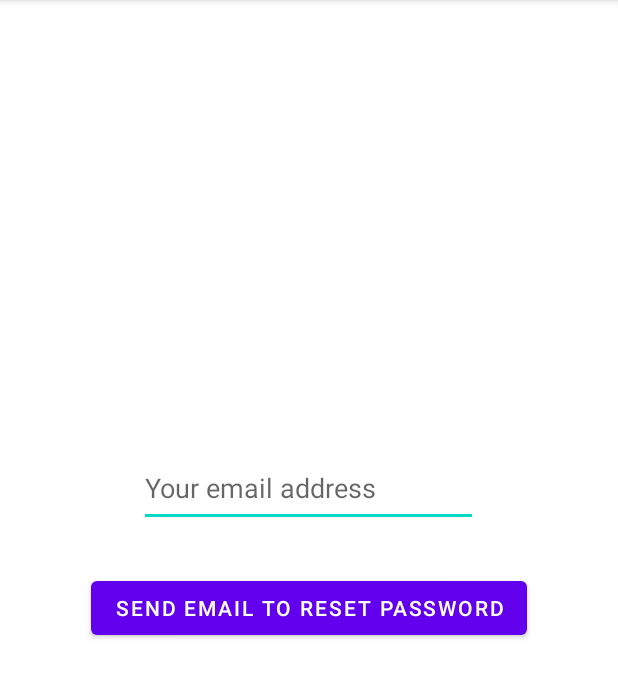
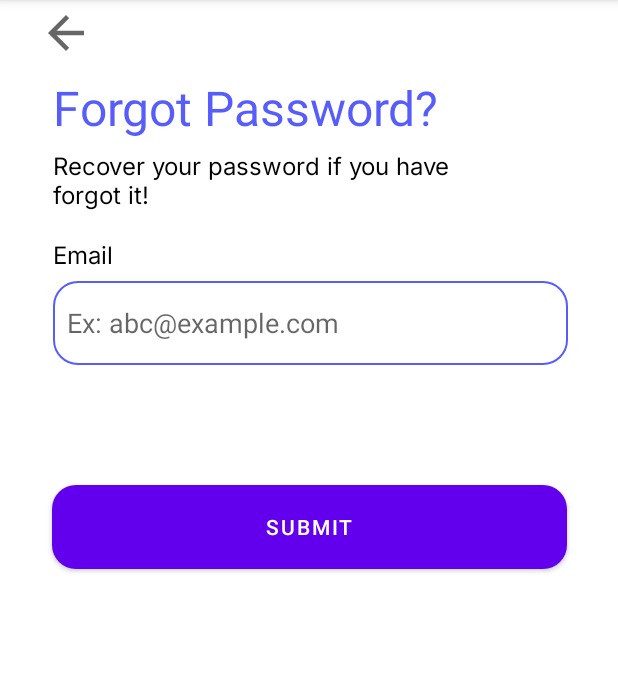
Before and after one commit to Allissson/INFS3605_Einvoice, an Android app: the ForgotPasswordActivity screen opened directly, with no data from a screen before it, on a phone screen of 412 x 824 dp, the part 84-782 px from its top. Run offline under Robolectric (Android 15) with nearby library versions, the phone set to English and light mode, and no system bars; our stand-ins replace Firebase (no records; nobody signed in at launch, a user with empty details on screens opened directly).

Commit message:
Forgot Password Update

```diff
--- a/app/src/main/res/layout/activity_forgot_password.xml
+++ b/app/src/main/res/layout/activity_forgot_password.xml
@@ -7,26 +7,79 @@
     android:background="#FFFFFF"
     tools:context=".ForgotPasswordActivity">
 
+    <Button
+        android:id="@+id/resetPassword"
+        android:layout_width="343dp"
+        android:layout_height="56dp"
+        android:layout_marginTop="80dp"
+        android:background="@drawable/round_button"
+        android:capitalize="none"
+        android:text="Submit"
+        android:textColorLink="#FFFFFF"
+        app:layout_constraintEnd_toEndOf="parent"
+        app:layout_constraintStart_toStartOf="parent"
+        app:layout_constraintTop_toBottomOf="@+id/forgot_email" />
+
     <EditText
         android:id="@+id/forgot_email"
-        android:layout_width="226dp"
-        android:layout_height="51dp"
-        android:layout_marginTop="300dp"
-        android:hint="Your email address"
-        app:layout_constraintEnd_toEndOf="parent"
-        app:layout_constraintHorizontal_bias="0.498"
+        android:layout_width="343dp"
+        android:layout_height="56dp"
+        android:layout_marginTop="5dp"
+        android:background="@drawable/login_border"
+        android:hint="  Ex: abc@example.com"
+        app:layout_constraintStart_toStartOf="@+id/textView15"
+        app:layout_constraintTop_toBottomOf="@+id/textView15" />
+
+    <TextView
+        android:id="@+id/textView15"
+        android:layout_width="40dp"
+        android:layout_height="24dp"
+        android:layout_marginTop="15dp"
+        android:fontFamily="@font/inter"
+        android:text="Email"
+        android:textColor="#000000"
+        android:textFontWeight="400"
+        android:textSize="16dp"
+        app:layout_constraintStart_toStartOf="@+id/textView14"
+        app:layout_constraintTop_toBottomOf="@+id/textView14" />
+
+    <TextView
+        android:id="@+id/textView14"
+        android:layout_width="286dp"
+        android:layout_height="44dp"
+        android:layout_marginTop="5dp"
+        android:fontFamily="@font/inter"
+        android:text="Recover your password if you have forgot it!"
+        android:textColor="#000000"
+        android:textFontWeight="400"
+        android:textSize="16dp"
+        app:layout_constraintStart_toStartOf="@+id/textView13"
+        app:layout_constraintTop_toBottomOf="@+id/textView13" />
+
+    <TextView
+        android:id="@+id/textView13"
+        android:layout_width="wrap_content"
+        android:layout_height="wrap_content"
+        android:layout_marginStart="35dp"
+        android:layout_marginLeft="35dp"
+        android:layout_marginTop="50dp"
+        android:text="Forgot Password?"
+        android:textColor="#575DFB"
+        android:textFontWeight="700"
+        android:textSize="32dp"
         app:layout_constraintStart_toStartOf="parent"
         app:layout_constraintTop_toTopOf="parent" />
 
-    <Button
-        android:id="@+id/resetPassword"
-        android:layout_width="wrap_content"
-        android:layout_height="wrap_content"
-        android:layout_marginTop="30dp"
-        android:text="Send Email to Reset Password"
-        app:layout_constraintEnd_toEndOf="parent"
+    <ImageView
+        android:id="@+id/returnImageView"
+        android:layout_width="48dp"
+        android:layout_height="36dp"
+        android:layout_marginStart="20dp"
+        android:layout_marginLeft="20dp"
+        android:layout_marginTop="4dp"
         app:layout_constraintStart_toStartOf="parent"
-        app:layout_constraintTop_toBottomOf="@+id/forgot_email" />
+        app:layout_constraintTop_toTopOf="parent"
+        app:srcCompat="@drawable/ic_baseline_arrow_back_24" />
 
     <ProgressBar
         android:id="@+id/forgot_progress"
--- a/app/src/main/res/layout/activity_register.xml
+++ b/app/src/main/res/layout/activity_register.xml
@@ -10,7 +10,7 @@
         android:id="@+id/textView12"
         android:layout_width="200dp"
         android:layout_height="24dp"
-        android:layout_marginTop="12dp"
+        android:layout_marginTop="15dp"
         android:fontFamily="@font/inter"
         android:text="Company Name"
         android:textColor="#000000"
@@ -25,7 +25,7 @@
         android:layout_height="56dp"
         android:layout_marginTop="5dp"
         android:background="@drawable/login_border"
-        android:hint="Ex: abc Co,.Ltd"
+        android:hint="  Ex: abc Co,.Ltd"
         app:layout_constraintStart_toStartOf="@+id/textView10"
         app:layout_constraintTop_toBottomOf="@+id/textView12" />
 
@@ -141,11 +141,8 @@
         android:layout_width="343dp"
         android:layout_height="56dp"
         android:layout_marginTop="5dp"
-        android:layout_marginEnd="32dp"
-        android:layout_marginRight="32dp"
         android:background="@drawable/login_border"
-        android:hint="●●●●●●"
-        app:layout_constraintEnd_toEndOf="parent"
+        android:hint="  ●●●●●●"
         app:layout_constraintStart_toStartOf="@+id/textView11"
         app:layout_constraintTop_toBottomOf="@+id/textView11" />
 
@@ -155,7 +152,7 @@
         android:layout_height="56dp"
         android:layout_marginTop="5dp"
         android:background="@drawable/login_border"
-        android:hint="Ex: Michael Jackson"
+        android:hint="  Ex: Michael Jackson"
         app:layout_constraintStart_toStartOf="@+id/textView9"
         app:layout_constraintTop_toBottomOf="@+id/textView9" />
 
@@ -165,7 +162,7 @@
         android:layout_height="56dp"
         android:layout_marginTop="5dp"
         android:background="@drawable/login_border"
-        android:hint="Ex: abc@example.com"
+        android:hint="  Ex: abc@example.com"
         app:layout_constraintStart_toStartOf="@+id/textView10"
         app:layout_constraintTop_toBottomOf="@+id/textView10" />
 
@@ -184,8 +181,8 @@
         android:id="@+id/ReturnImageView"
         android:layout_width="48dp"
         android:layout_height="36dp"
-        android:layout_marginStart="35dp"
-        android:layout_marginLeft="35dp"
+        android:layout_marginStart="20dp"
+        android:layout_marginLeft="20dp"
         android:layout_marginTop="5dp"
         app:layout_constraintStart_toStartOf="parent"
         app:layout_constraintTop_toTopOf="parent"
```
